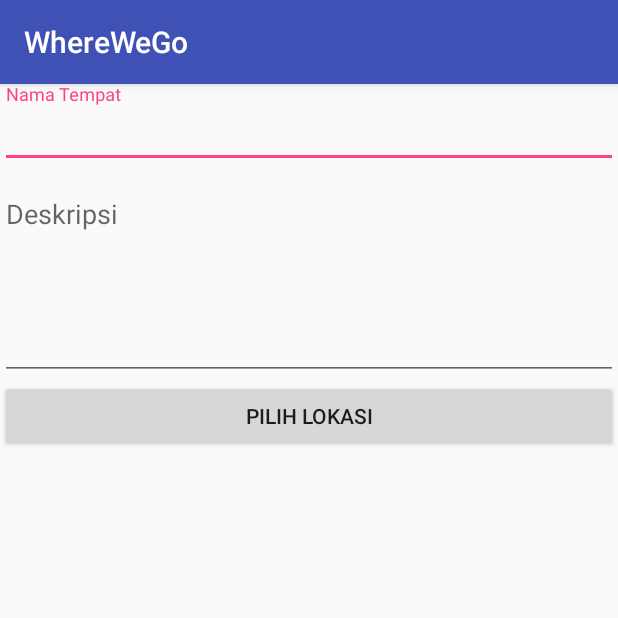
After one commit to andikanugraha11/Where-We-Go, an Android app: the AddPlace screen opened directly, with no data from a screen before it, on a phone screen of 412 x 824 dp, the top half of it. The commit adds this screen. Run offline under Robolectric (Android 15) with nearby library versions, the phone set to English and light mode, and no system bars; libraries missing offline, so code that uses them is left out: com.firebase.client; 3 statements that could not run were skipped.

Commit message:
[New] - Add new activity

```diff
--- a/app/build.gradle
+++ b/app/build.gradle
@@ -28,11 +28,11 @@
     androidTestCompile('com.android.support.test.espresso:espresso-core:2.2.2', {
         exclude group: 'com.android.support', module: 'support-annotations'
     })
+
     compile 'com.android.support:appcompat-v7:25.3.1'
     compile 'com.android.support.constraint:constraint-layout:1.0.2'
     compile 'com.android.support:design:25.3.1'
     compile 'com.android.support:support-v4:25.3.1'
     compile 'com.google.android.gms:play-services:10.2.6'
     compile 'com.firebase:firebase-client-android:2.2.4'
-
 }
--- /dev/null
+++ b/app/src/main/java/io/github/andikanugraha11/wherewego/Activity/AddPlace.java
@@ -0,0 +1,70 @@
+package io.github.andikanugraha11.wherewego.Activity;
+
+import android.content.Intent;
+import android.support.v7.app.AppCompatActivity;
+import android.os.Bundle;
+import android.view.View;
+import android.widget.Button;
+import android.widget.Toast;
+
+import com.firebase.client.ChildEventListener;
+import com.firebase.client.DataSnapshot;
+import com.firebase.client.Firebase;
+import com.firebase.client.FirebaseError;
+import com.google.android.gms.common.GoogleApiAvailability;
+import com.google.android.gms.common.GooglePlayServicesNotAvailableException;
+import com.google.android.gms.common.GooglePlayServicesRepairableException;
+import com.google.android.gms.common.api.GoogleApiClient;
+import com.google.android.gms.location.places.Place;
+import com.google.android.gms.location.places.ui.PlacePicker;
+import com.google.android.gms.nearby.messages.Strategy;
+
+import io.github.andikanugraha11.wherewego.R;
+
+public class AddPlace extends AppCompatActivity{
+    Button btnLokasi;
+    private GoogleApiClient mGoogleApiClient;
+    private static final int REQUEST_PLACE_PICKER = 1;
+    private static final String FIREBASE_URL = "https://where-we-go-1496040390287.firebaseio.com/";
+    private static final String FIREBASE_ROOT_NODE = "place";
+    private Firebase mFirebase;
+
+    @Override
+    protected void onCreate(Bundle savedInstanceState) {
+        super.onCreate(savedInstanceState);
+        setContentView(R.layout.activity_add_place);
+
+        Firebase.setAndroidContext(this.getApplicationContext());
+        mFirebase = new Firebase(FIREBASE_URL);
+        mFirebase.child(FIREBASE_ROOT_NODE);
+
+        btnLokasi = (Button)findViewById(R.id.pilihLokasi);
+        btnLokasi.setOnClickListener(new View.OnClickListener() {
+            @Override
+            public void onClick(View v) {
+                try {
+                    PlacePicker.IntentBuilder intentBuilder = new PlacePicker.IntentBuilder();
+                    Intent intent = intentBuilder.build(AddPlace.this);
+                    startActivityForResult(intent, REQUEST_PLACE_PICKER);
+                } catch (GooglePlayServicesRepairableException e) {
+                    GoogleApiAvailability.getInstance().getErrorDialog(AddPlace.this, e.getConnectionStatusCode(),
+                            REQUEST_PLACE_PICKER);
+                } catch (GooglePlayServicesNotAvailableException e) {
+                    Toast.makeText(getApplicationContext(), "Please install Google Play Services!", Toast.LENGTH_LONG).show();
+                }
+            }
+        });
+    }
+
+    protected void onActivityResult(int requestCode, int resultCode, Intent data) {
+        if (requestCode == REQUEST_PLACE_PICKER) {
+            if (resultCode == RESULT_OK) {
+                Place place = PlacePicker.getPlace(data, this);
+                String toastMsg = String.format("Place: %s", place.getName());
+                String LatLng = place.getLatLng().toString();
+                Toast.makeText(this, LatLng, Toast.LENGTH_LONG).show();
+            }
+        }
+    }
+
+}
--- /dev/null
+++ b/app/src/main/res/layout/activity_add_place.xml
@@ -0,0 +1,40 @@
+<?xml version="1.0" encoding="utf-8"?>
+<LinearLayout xmlns:android="http://schemas.android.com/apk/res/android"
+    xmlns:app="http://schemas.android.com/apk/res-auto"
+    xmlns:tools="http://schemas.android.com/tools"
+    android:layout_width="match_parent"
+    android:layout_height="match_parent"
+    android:orientation="vertical"
+    tools:context="io.github.andikanugraha11.wherewego.Activity.AddPlace">
+
+    <android.support.design.widget.TextInputLayout
+        android:id="@+id/input_tempat"
+        android:layout_width="match_parent"
+        android:layout_height="wrap_content">
+
+        <EditText
+            android:layout_width="match_parent"
+            android:layout_height="wrap_content"
+            android:hint="Nama Tempat" />
+
+    </android.support.design.widget.TextInputLayout>
+
+    <android.support.design.widget.TextInputLayout
+        android:id="@+id/input_deskripsi"
+        android:layout_width="match_parent"
+        android:layout_height="wrap_content">
+
+        <EditText
+            android:layout_width="match_parent"
+            android:layout_height="wrap_content"
+            android:hint="Deskripsi"
+            android:lines="5"
+            android:gravity="top"/>
+
+    </android.support.design.widget.TextInputLayout>
+    <Button
+        android:id="@+id/pilihLokasi"
+        android:layout_width="match_parent"
+        android:layout_height="wrap_content"
+        android:text="Pilih lokasi" />
+</LinearLayout>
--- a/app/src/main/res/layout/activity_splash_screen.xml
+++ b/app/src/main/res/layout/activity_splash_screen.xml
@@ -4,7 +4,7 @@
     xmlns:tools="http://schemas.android.com/tools"
     android:layout_width="match_parent"
     android:layout_height="match_parent"
-    tools:context="io.github.andikanugraha11.wherewego.SplashScreen">
+    tools:context="io.github.andikanugraha11.wherewego.Activity.SplashScreen">
 
     <ImageView
         android:src="@drawable/splashscreen"
--- a/app/src/main/res/layout/app_bar_home.xml
+++ b/app/src/main/res/layout/app_bar_home.xml
@@ -4,7 +4,7 @@
     xmlns:tools="http://schemas.android.com/tools"
     android:layout_width="match_parent"
     android:layout_height="match_parent"
-    tools:context="io.github.andikanugraha11.wherewego.HomeActivity">
+    tools:context="io.github.andikanugraha11.wherewego.Activity.HomeActivity">
 
     <android.support.design.widget.AppBarLayout
         android:layout_width="match_parent"
--- a/app/src/main/res/layout/content_home.xml
+++ b/app/src/main/res/layout/content_home.xml
@@ -5,7 +5,7 @@
     android:layout_width="match_parent"
     android:layout_height="match_parent"
     app:layout_behavior="@string/appbar_scrolling_view_behavior"
-    tools:context="io.github.andikanugraha11.wherewego.HomeActivity"
+    tools:context="io.github.andikanugraha11.wherewego.Activity.HomeActivity"
     tools:showIn="@layout/app_bar_home">
 
     <android.support.design.widget.TabLayout
--- a/app/src/main/res/values/strings.xml
+++ b/app/src/main/res/values/strings.xml
@@ -9,7 +9,7 @@
 
     <!-- TODO: Remove or change this placeholder text -->
     <string name="hello_blank_fragment">Hello blank fragment</string>
-    <string name="google_maps_key" translatable="false" templateMergeStrategy="preserve">
+    <string name="google_maps_key" templateMergeStrategy="preserve" translatable="false">
        AIzaSyDWPycPE_o9BJFCml3TTdcG0CJMI_zIOXQ
    </string>
     <string name="check_out">Ceckout</string>
```
Also changed, not shown: app/src/main/AndroidManifest.xml (+11 -12 lines), app/src/main/java/io/github/andikanugraha11/wherewego/Activity/HomeActivity.java (renamed from app/src/main/java/io/github/andikanugraha11/wherewego/HomeActivity.java, +7 -3 lines), app/src/main/java/io/github/andikanugraha11/wherewego/Activity/SplashScreen.java (renamed from app/src/main/java/io/github/andikanugraha11/wherewego/SplashScreen.java, +3 -4 lines).
